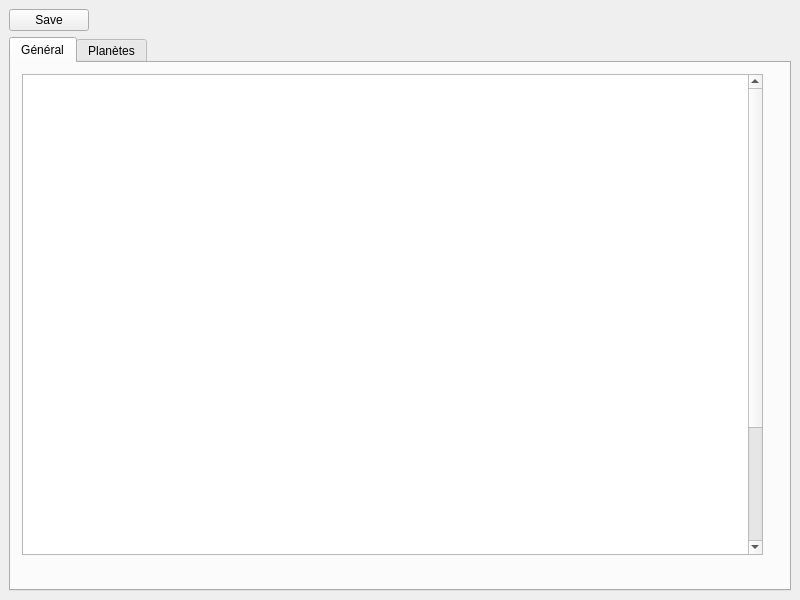
This is mainwindow.ui in crocomo83/OgameHelper as Qt 5 draws it before an edit. The edited form follows.
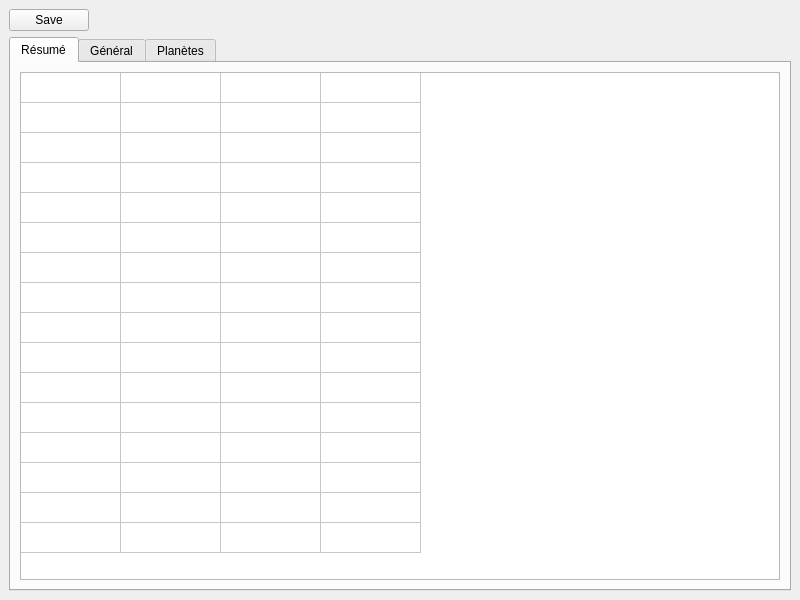
This is the edited form.

Diff of the .ui file:
```diff
--- a/mainwindow.ui
+++ b/mainwindow.ui
@@ -14,7 +14,7 @@
    <string>MainWindow</string>
   </property>
   <widget class="QWidget" name="centralwidget">
-   <layout class="QHBoxLayout" name="horizontalLayout_2">
+   <layout class="QHBoxLayout" name="horizontalLayout">
     <item>
      <layout class="QVBoxLayout" name="verticalLayout">
       <item>
@@ -46,6 +46,58 @@
         <property name="currentIndex">
          <number>0</number>
         </property>
+        <widget class="QWidget" name="overview">
+         <attribute name="title">
+          <string>Résumé</string>
+         </attribute>
+         <layout class="QHBoxLayout" name="horizontalLayout_2">
+          <item>
+           <widget class="QTableWidget" name="overviewTab">
+            <property name="showGrid">
+             <bool>true</bool>
+            </property>
+            <property name="rowCount">
+             <number>16</number>
+            </property>
+            <property name="columnCount">
+             <number>4</number>
+            </property>
+            <attribute name="horizontalHeaderVisible">
+             <bool>false</bool>
+            </attribute>
+            <attribute name="horizontalHeaderHighlightSections">
+             <bool>false</bool>
+            </attribute>
+            <attribute name="verticalHeaderVisible">
+             <bool>false</bool>
+            </attribute>
+            <attribute name="verticalHeaderHighlightSections">
+             <bool>false</bool>
+            </attribute>
+            <row/>
+            <row/>
+            <row/>
+            <row/>
+            <row/>
+            <row/>
+            <row/>
+            <row/>
+            <row/>
+            <row/>
+            <row/>
+            <row/>
+            <row/>
+            <row/>
+            <row/>
+            <row/>
+            <column/>
+            <column/>
+            <column/>
+            <column/>
+           </widget>
+          </item>
+         </layout>
+        </widget>
         <widget class="QWidget" name="common">
          <property name="enabled">
           <bool>true</bool>
@@ -53,20 +105,14 @@
          <attribute name="title">
           <string>Général</string>
          </attribute>
+         <layout class="QHBoxLayout" name="horizontalLayout_5">
+          <item>
          <widget class="QTableWidget" name="commonTab">
           <property name="enabled">
            <bool>true</bool>
           </property>
-          <property name="geometry">
-           <rect>
-            <x>11</x>
-            <y>11</y>
-            <width>741</width>
-            <height>481</height>
-           </rect>
-          </property>
           <property name="showGrid">
-           <bool>false</bool>
+             <bool>true</bool>
           </property>
           <property name="wordWrap">
            <bool>true</bool>
@@ -114,6 +160,8 @@
           <column/>
           <column/>
          </widget>
+          </item>
+         </layout>
         </widget>
         <widget class="QWidget" name="planets">
          <attribute name="title">
```
Left out of the diff: 2 changed lines with no effect on the pictures. Lines whose indentation alone changed are shown as unchanged.
